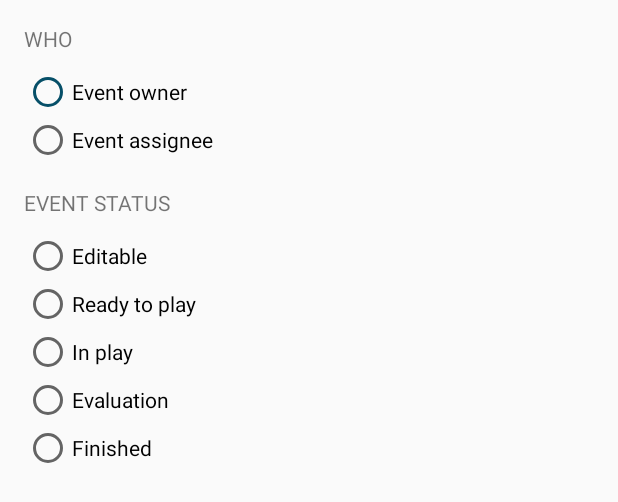
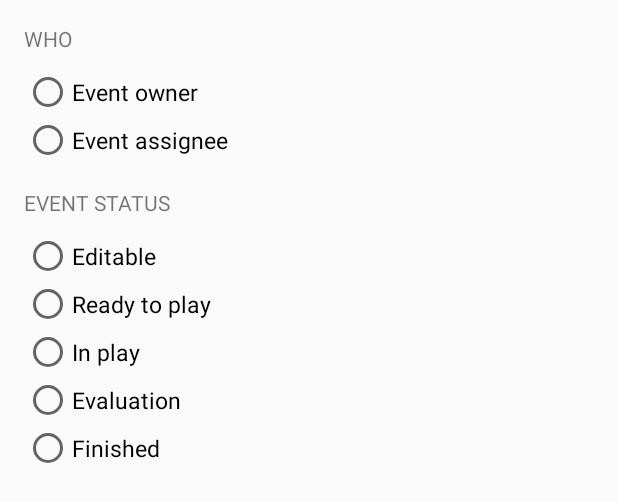
Before and after one commit to cendelinova/EventMate_Android, an Android app: the layout filter_dialog.xml on its own in the app's theme, with its tools: preview values and no code run, on a phone screen of 412 x 824 dp. Shown: the top 502 px of the screen. Run offline under Robolectric (Android 15) with nearby library versions, the phone set to English and light mode, and no system bars.

Commit message:
fixed radio buttons

```diff
--- a/app/src/main/res/layout/filter_dialog.xml
+++ b/app/src/main/res/layout/filter_dialog.xml
@@ -19,16 +19,17 @@
 			android:text="@string/who"
 			android:textAllCaps="true" />
 
-		<android.support.v7.widget.AppCompatRadioButton
+		<RadioButton
 			android:layout_width="match_parent"
 			android:layout_height="wrap_content"
 			android:text="@string/event_owner"
-			android:buttonTint="@color/colorAccent"/>
+			android:theme="@style/MyRadioButtonStyle"/>
 
-		<android.support.v7.widget.AppCompatRadioButton
+		<RadioButton
 			android:layout_width="match_parent"
 			android:layout_height="wrap_content"
-			android:text="@string/event_assignee" />
+			android:text="@string/event_assignee"
+			android:theme="@style/MyRadioButtonStyle"/>
 	</RadioGroup>
 
 	<RadioGroup
@@ -44,30 +45,35 @@
 			android:text="@string/event_status"
 			android:textAllCaps="true" />
 
-		<android.support.v7.widget.AppCompatRadioButton
+		<RadioButton
 			android:layout_width="match_parent"
 			android:layout_height="wrap_content"
-			android:text="@string/event_status_editable" />
+			android:text="@string/event_status_editable"
+			android:theme="@style/MyRadioButtonStyle"/>
 
-		<android.support.v7.widget.AppCompatRadioButton
+		<RadioButton
 			android:layout_width="match_parent"
 			android:layout_height="wrap_content"
+			android:theme="@style/MyRadioButtonStyle"
 			android:text="@string/event_status_ready_to_play" />
 
-		<android.support.v7.widget.AppCompatRadioButton
+		<RadioButton
 			android:layout_width="match_parent"
 			android:layout_height="wrap_content"
-			android:text="@string/event_status_in_play" />
+			android:text="@string/event_status_in_play"
+			android:theme="@style/MyRadioButtonStyle"/>
 
-		<android.support.v7.widget.AppCompatRadioButton
+		<RadioButton
 			android:layout_width="match_parent"
 			android:layout_height="wrap_content"
-			android:text="@string/event_status_evaluation" />
+			android:text="@string/event_status_evaluation"
+			android:theme="@style/MyRadioButtonStyle"/>
 
-		<android.support.v7.widget.AppCompatRadioButton
+		<RadioButton
 			android:layout_width="match_parent"
 			android:layout_height="wrap_content"
-			android:text="@string/event_status_finished" />
+			android:text="@string/event_status_finished"
+			android:theme="@style/MyRadioButtonStyle"/>
 	</RadioGroup>
 
 </LinearLayout>
--- a/app/src/main/res/values/styles.xml
+++ b/app/src/main/res/values/styles.xml
@@ -35,4 +35,9 @@
 		<item name="windowNoTitle">true</item>
 	</style>
 
+	<style name="MyRadioButtonStyle" parent="Widget.AppCompat.CompoundButton.RadioButton">
+		<item name="android:colorControlActivated">@color/colorAccent</item>
+		<item name="android:textSize">@dimen/font_normal</item>
+	</style>
+
 </resources>
```
